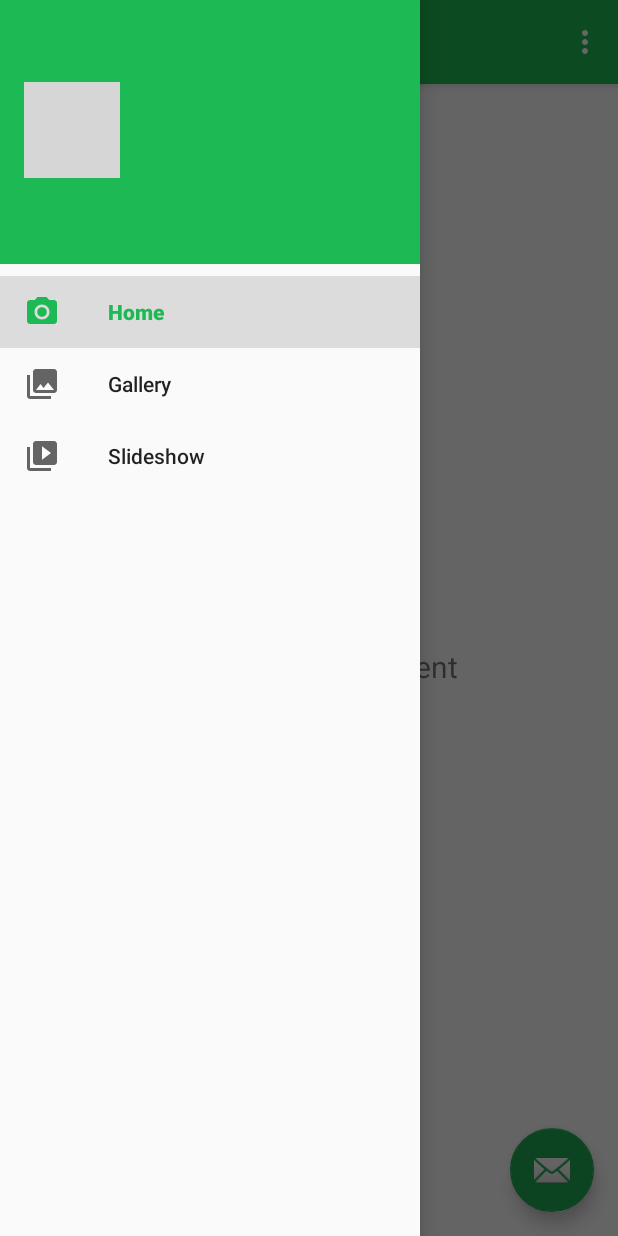
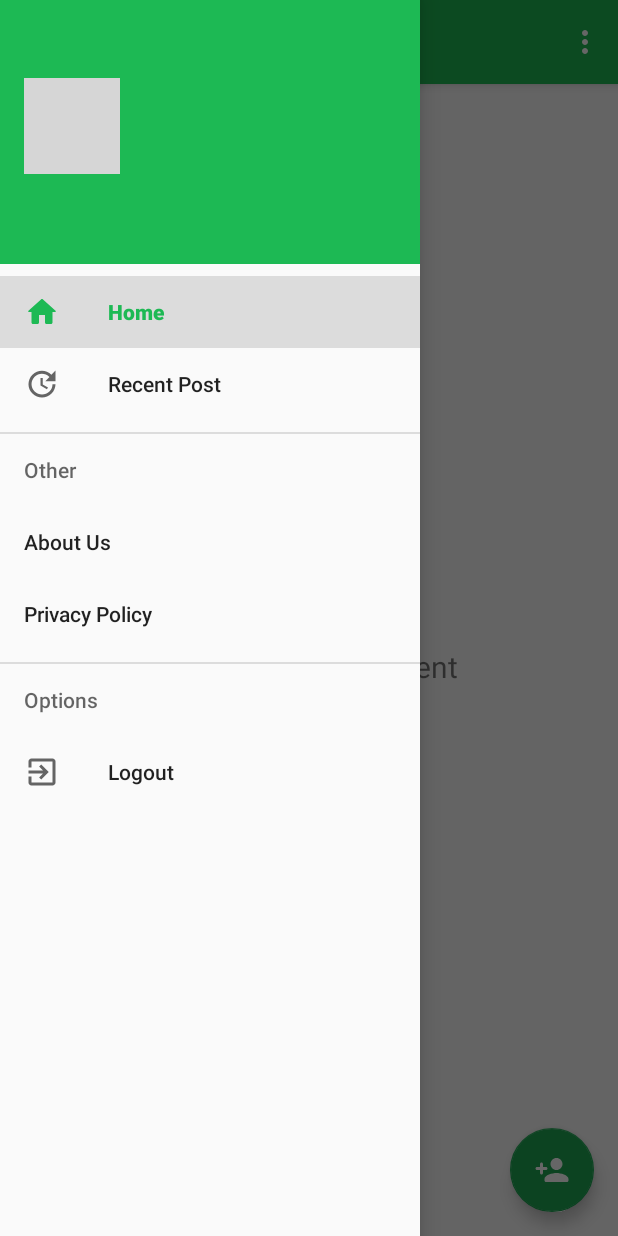
Before and after one commit to DavidAdityaW/FindHope, an Android app: the Home screen opened directly, with no data from a screen before it, with the side drawer open, on a phone screen of 412 x 824 dp. Run offline under Robolectric (Android 15) with nearby library versions, the phone set to English and light mode, and no system bars; our stand-ins replace CircleImageView, Firebase (no records; nobody signed in at launch, a user with empty details on screens opened directly), navigation-ui; grey boxes are pictures that could not be loaded.

```diff
--- a/app/src/main/java/com/example/findhope/Activities/Home.java
+++ b/app/src/main/java/com/example/findhope/Activities/Home.java
@@ -70,7 +70,7 @@ public class Home extends AppCompatActivity {
         // Passing each menu ID as a set of Ids because each
         // menu should be considered as top level destinations.
         mAppBarConfiguration = new AppBarConfiguration.Builder(
-                R.id.nav_home, R.id.nav_gallery, R.id.nav_slideshow)
+                R.id.nav_home, R.id.nav_gallery, R.id.nav_slideshow) // nav_home=home, nav_gallery=recent post
                 .setDrawerLayout(drawer)
                 .build();
         NavController navController = Navigation.findNavController(this, R.id.nav_host_fragment);
--- /dev/null
+++ b/app/src/main/res/drawable/ic_baseline_exit_to_app_24.xml
@@ -0,0 +1,10 @@
+<vector xmlns:android="http://schemas.android.com/apk/res/android"
+    android:width="24dp"
+    android:height="24dp"
+    android:viewportWidth="24"
+    android:viewportHeight="24"
+    android:tint="?attr/colorControlNormal">
+  <path
+      android:fillColor="@android:color/white"
+      android:pathData="M10.09,15.59L11.5,17l5,-5 -5,-5 -1.41,1.41L12.67,11H3v2h9.67l-2.58,2.59zM19,3H5c-1.11,0 -2,0.9 -2,2v4h2V5h14v14H5v-4H3v4c0,1.1 0.89,2 2,2h14c1.1,0 2,-0.9 2,-2V5c0,-1.1 -0.9,-2 -2,-2z"/>
+</vector>
--- a/app/src/main/res/drawable/ic_baseline_person_24.xml
+++ /dev/null
@@ -1,5 +0,0 @@
-<vector android:height="24dp" android:tint="#FFFFFF"
-    android:viewportHeight="24" android:viewportWidth="24"
-    android:width="24dp" xmlns:android="http://schemas.android.com/apk/res/android">
-    <path android:fillColor="@android:color/white" android:pathData="M12,12c2.21,0 4,-1.79 4,-4s-1.79,-4 -4,-4 -4,1.79 -4,4 1.79,4 4,4zM12,14c-2.67,0 -8,1.34 -8,4v2h16v-2c0,-2.66 -5.33,-4 -8,-4z"/>
-</vector>
--- /dev/null
+++ b/app/src/main/res/drawable/ic_baseline_update_24.xml
@@ -0,0 +1,10 @@
+<vector xmlns:android="http://schemas.android.com/apk/res/android"
+    android:width="24dp"
+    android:height="24dp"
+    android:viewportWidth="24"
+    android:viewportHeight="24"
+    android:tint="?attr/colorControlNormal">
+  <path
+      android:fillColor="@android:color/white"
+      android:pathData="M21,10.12h-6.78l2.74,-2.82c-2.73,-2.7 -7.15,-2.8 -9.88,-0.1c-2.73,2.71 -2.73,7.08 0,9.79s7.15,2.71 9.88,0C18.32,15.65 19,14.08 19,12.1h2c0,1.98 -0.88,4.55 -2.64,6.29c-3.51,3.48 -9.21,3.48 -12.72,0c-3.5,-3.47 -3.53,-9.11 -0.02,-12.58s9.14,-3.47 12.65,0L21,3V10.12zM12.5,8v4.25l3.5,2.08l-0.72,1.21L11,13V8H12.5z"/>
+</vector>
--- /dev/null
+++ b/app/src/main/res/drawable/ic_round_home_24.xml
@@ -0,0 +1,10 @@
+<vector xmlns:android="http://schemas.android.com/apk/res/android"
+    android:width="24dp"
+    android:height="24dp"
+    android:viewportWidth="24"
+    android:viewportHeight="24"
+    android:tint="?attr/colorControlNormal">
+  <path
+      android:fillColor="@android:color/white"
+      android:pathData="M10,19v-5h4v5c0,0.55 0.45,1 1,1h3c0.55,0 1,-0.45 1,-1v-7h1.7c0.46,0 0.68,-0.57 0.33,-0.87L12.67,3.6c-0.38,-0.34 -0.96,-0.34 -1.34,0l-8.36,7.53c-0.34,0.3 -0.13,0.87 0.33,0.87H5v7c0,0.55 0.45,1 1,1h3c0.55,0 1,-0.45 1,-1z"/>
+</vector>
--- /dev/null
+++ b/app/src/main/res/drawable/ic_round_person_24.xml
@@ -0,0 +1,5 @@
+<vector android:height="24dp" android:tint="#FFFFFF"
+    android:viewportHeight="24" android:viewportWidth="24"
+    android:width="24dp" xmlns:android="http://schemas.android.com/apk/res/android">
+    <path android:fillColor="@android:color/white" android:pathData="M12,12c2.21,0 4,-1.79 4,-4s-1.79,-4 -4,-4 -4,1.79 -4,4 1.79,4 4,4zM12,14c-2.67,0 -8,1.34 -8,4v1c0,0.55 0.45,1 1,1h14c0.55,0 1,-0.45 1,-1v-1c0,-2.66 -5.33,-4 -8,-4z"/>
+</vector>
--- /dev/null
+++ b/app/src/main/res/drawable/ic_round_person_add_24.xml
@@ -0,0 +1,5 @@
+<vector android:height="24dp" android:tint="#FFFFFF"
+    android:viewportHeight="24" android:viewportWidth="24"
+    android:width="24dp" xmlns:android="http://schemas.android.com/apk/res/android">
+    <path android:fillColor="@android:color/white" android:pathData="M15,12c2.21,0 4,-1.79 4,-4s-1.79,-4 -4,-4 -4,1.79 -4,4 1.79,4 4,4zM6,10L6,8c0,-0.55 -0.45,-1 -1,-1s-1,0.45 -1,1v2L2,10c-0.55,0 -1,0.45 -1,1s0.45,1 1,1h2v2c0,0.55 0.45,1 1,1s1,-0.45 1,-1v-2h2c0.55,0 1,-0.45 1,-1s-0.45,-1 -1,-1L6,10zM15,14c-2.67,0 -8,1.34 -8,4v1c0,0.55 0.45,1 1,1h14c0.55,0 1,-0.45 1,-1v-1c0,-2.66 -5.33,-4 -8,-4z"/>
+</vector>
--- a/app/src/main/res/layout/activity_register.xml
+++ b/app/src/main/res/layout/activity_register.xml
@@ -28,8 +28,8 @@
         android:layout_marginStart="15dp"
         android:layout_marginTop="50dp"
         android:layout_marginEnd="15dp"
-        android:drawableLeft="@drawable/ic_baseline_person_24"
-        android:drawableStart="@drawable/ic_baseline_person_24"
+        android:drawableLeft="@drawable/ic_round_person_24"
+        android:drawableStart="@drawable/ic_round_person_24"
         android:drawablePadding="5dp"
         android:backgroundTint="@android:color/white"
         android:ems="10"
--- a/app/src/main/res/layout/app_bar_main.xml
+++ b/app/src/main/res/layout/app_bar_main.xml
@@ -26,7 +26,7 @@
         android:layout_height="wrap_content"
         android:layout_gravity="bottom|end"
         android:layout_margin="@dimen/fab_margin"
-        app:srcCompat="@android:drawable/ic_dialog_email" />
+        android:src="@drawable/ic_round_person_add_24"  />
 
     <include layout="@layout/content_main" />
 
--- a/app/src/main/res/layout/nav_header_main.xml
+++ b/app/src/main/res/layout/nav_header_main.xml
@@ -28,6 +28,7 @@
         android:paddingTop="@dimen/nav_header_vertical_spacing"
         android:textColor="@android:color/white"
         android:text="@string/nav_header_title"
+        android:textSize="14sp"
         android:textAppearance="@style/TextAppearance.AppCompat.Body1" />
 
     <TextView
@@ -35,7 +36,7 @@
         android:layout_width="wrap_content"
         android:layout_height="wrap_content"
         android:textColor="@android:color/white"
-        android:textSize="10sp"
+        android:textSize="12sp"
         android:text="@string/nav_header_subtitle" />
 
 </LinearLayout>
--- a/app/src/main/res/menu/activity_main_drawer.xml
+++ b/app/src/main/res/menu/activity_main_drawer.xml
@@ -6,15 +6,40 @@
     <group android:checkableBehavior="single">
         <item
             android:id="@+id/nav_home"
-            android:icon="@drawable/ic_menu_camera"
+            android:icon="@drawable/ic_round_home_24"
             android:title="@string/menu_home" />
         <item
             android:id="@+id/nav_gallery"
-            android:icon="@drawable/ic_menu_gallery"
-            android:title="@string/menu_gallery" />
+            android:icon="@drawable/ic_baseline_update_24"
+            android:title="Recent Post" />
+<!--        <item-->
+<!--            android:id="@+id/nav_slideshow"-->
+<!--            android:icon="@drawable/ic_menu_slideshow"-->
+<!--            android:title="@string/menu_slideshow" />-->
+    </group>
+    <group android:checkableBehavior="single">
         <item
-            android:id="@+id/nav_slideshow"
-            android:icon="@drawable/ic_menu_slideshow"
-            android:title="@string/menu_slideshow" />
+            android:title="Other">
+            <menu>
+                <item
+                    android:id="@+id/nav_about"
+                    android:title="About Us" />
+                <item
+                    android:id="@+id/nav_privacy"
+                    android:title="Privacy Policy" />
+            </menu>
+        </item>
     </group>
+    <group android:checkableBehavior="single">
+        <item
+            android:title="Options">
+            <menu>
+                <item
+                    android:id="@+id/nav_logout"
+                    android:icon="@drawable/ic_baseline_exit_to_app_24"
+                    android:title="Logout" />
+            </menu>
+        </item>
+    </group>
+
 </menu>
```
